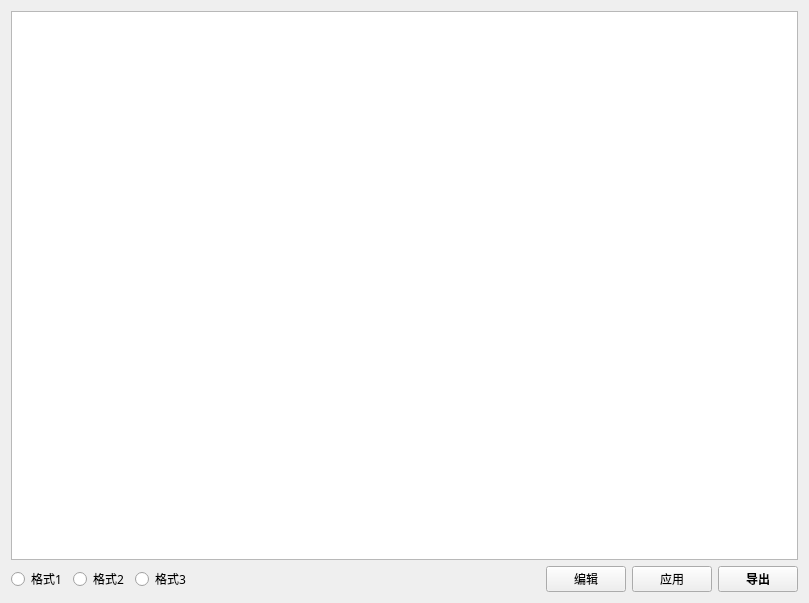
This is TID/param_view.ui in Gaofei244617/TID as Qt 5 draws it before an edit. The edited form follows.
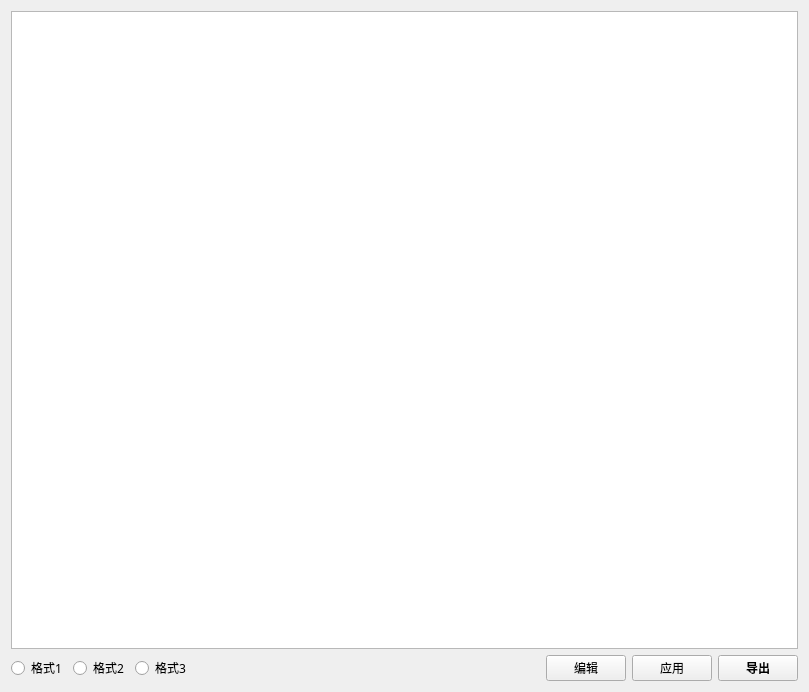
This is the edited form. Custom widgets are drawn as their Qt base class.

Commit message: json窗口标题显示

Diff of the .ui file:
```diff
--- a/TID/param_view.ui
+++ b/TID/param_view.ui
@@ -7,7 +7,7 @@
     <x>0</x>
     <y>0</y>
     <width>809</width>
-    <height>603</height>
+    <height>692</height>
    </rect>
   </property>
   <property name="windowTitle">
```
The commit also changes 2 other files.
